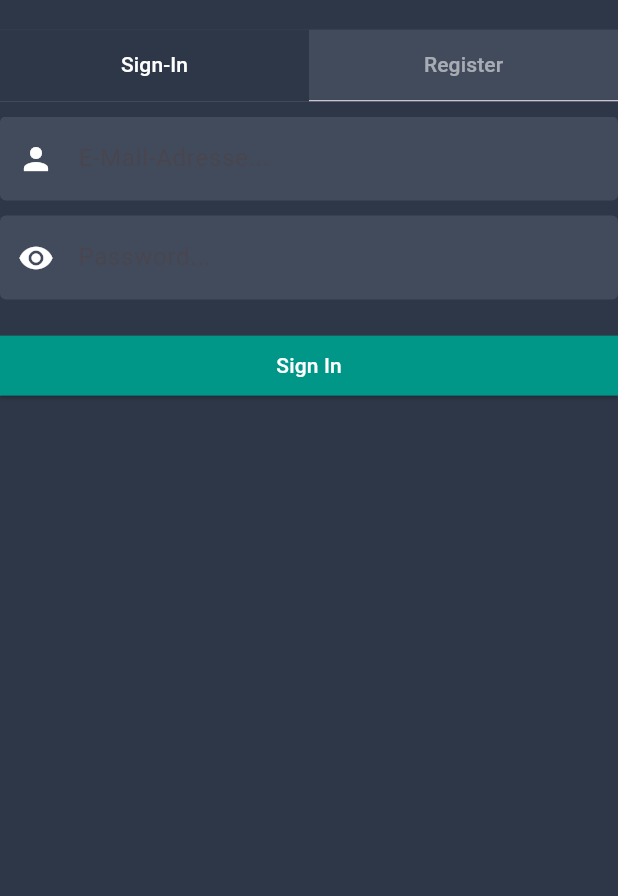
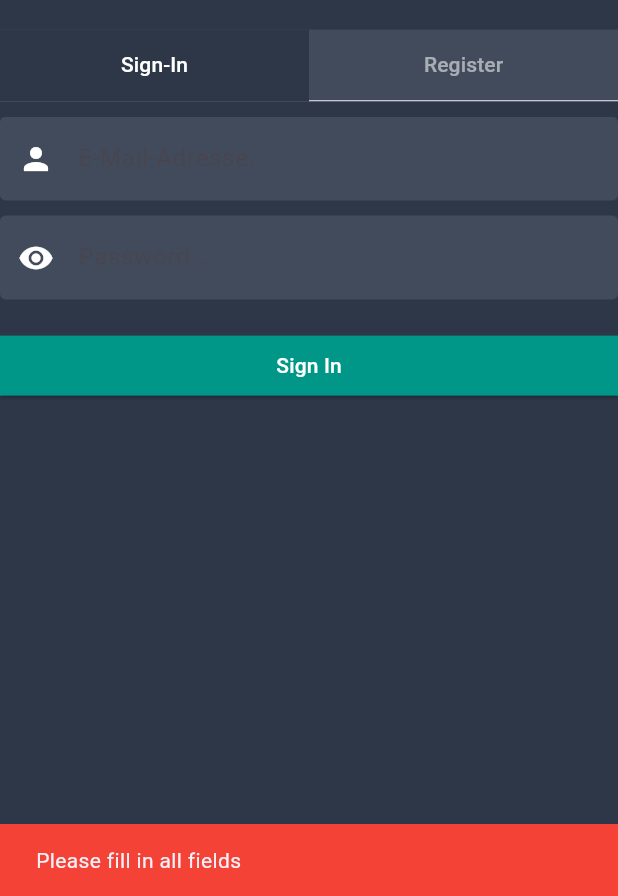
Before and after one commit to dralex03/portfoliopilot-client-app, a Flutter app: the screen it shows after launch, after a tap on "Sign In", on a phone screen of 412 x 824 dp, the part 340-1236 px from its top. Run offline on Flutter 3.47's test engine with Material 3 defaults, Android fonts, the phone set to English and light mode, and no system bars; our stand-ins replace flutter_secure_storage, get_it; project files that could hold a hidden picture were left out.

Commit message:
Feature: Display error message when form inputs are invalid or backend returns error

```diff
--- a/lib/controller/login_controller.dart
+++ b/lib/controller/login_controller.dart
@@ -1,41 +1,64 @@
 import 'dart:convert';
 
 import 'package:androidproject/app_config.dart';
-import 'package:androidproject/utils/http_error_handling.dart';
 import 'package:http/http.dart' as http;
 import 'package:flutter_secure_storage/flutter_secure_storage.dart';
+
+import '../utils/error_translator.dart';
 
 class LoginScreenController  {
   login(String email, String password) async {
     // Validate the input
+    if(email.isEmpty || password.isEmpty) {
+      return {
+        "success": false,
+        "message": ErrorTranslator.trans("empty_fields")
+      };
+    }
 
     // Send login request to backend
     final loginBody = {
       'email': email,
       'password': password
     };
-    var result = await http.post(Uri.parse('${AppConfig.apiUrl}/user/login'), body: jsonEncode(loginBody), headers: {"Content-Type": "application/json"});
+    var result;
+    result = await http.post(Uri.parse('${AppConfig.apiUrl}/user/login'), body: jsonEncode(loginBody), headers: {"Content-Type": "application/json"})
+      .timeout(const Duration(seconds: 5),
+        onTimeout: () {
+          return http.Response(jsonEncode({"message": "server_unreachable"}), 408);
+        }
+      );
 
     // Process the result of the http request
+    Map<String, dynamic> jsonBody = jsonDecode(result.body) as Map<String, dynamic>;
     if(result.statusCode == 200) {
       Map<String, dynamic> jsonBody = jsonDecode(result.body) as Map<String, dynamic>;
       const storage = FlutterSecureStorage();
       await storage.write(key: "token", value: jsonBody["auth_token"]);
       return {
         "success": true,
-        "message": "login_successful"
+        "message": ErrorTranslator.trans("login_successful")
       };
     } else {
-      return HttpErrorHandling.handleHttpError(result);
+      return {
+        "success": false,
+        "message": ErrorTranslator.trans(jsonBody["message"])
+      };
     }
   }
 
   register(String email, String password, String confirmPassword) async {
     // Validate the input
+    if(email.isEmpty || password.isEmpty || confirmPassword.isEmpty) {
+      return {
+        "success": false,
+        "message": ErrorTranslator.trans("empty_fields")
+      };
+    }
     if(password.compareTo(confirmPassword) != 0) {
       return {
         "success": false,
-        "message": "confirm_password_different"
+        "message": ErrorTranslator.trans("confirm_password_different")
       };
     }
 
@@ -44,11 +67,16 @@ class LoginScreenController  {
       'email': email,
       'password': password
     };
-    final result = await http.post(Uri.parse('${AppConfig.apiUrl}/user/register'), body: jsonEncode(registerBody), headers: {"Content-Type": "application/json"});
+    var result = await http.post(Uri.parse('${AppConfig.apiUrl}/user/register'), body: jsonEncode(registerBody), headers: {"Content-Type": "application/json"})
+      .timeout(const Duration(seconds: 5),
+        onTimeout: () {
+          return http.Response(jsonEncode({"message": "server_unreachable"}), 408);
+        }
+      );
 
     // Process the result of the http request
+    Map<String, dynamic> jsonBody = jsonDecode(result.body) as Map<String, dynamic>;
     if(result.statusCode == 201) {
-      Map<String, dynamic> jsonBody = jsonDecode(result.body) as Map<String, dynamic>;
       const storage = FlutterSecureStorage();
       await storage.write(key: "token", value: jsonBody["auth_token"]);
       return {
@@ -56,7 +84,10 @@ class LoginScreenController  {
         "message": "registration_successful"
       };
     } else {
-      return HttpErrorHandling.handleHttpError(result);
+      return {
+        "success": false,
+        "message": ErrorTranslator.trans(jsonBody["message"])
+      };
     }
   }
 }
--- /dev/null
+++ b/lib/utils/error_translator.dart
@@ -0,0 +1,11 @@
+class ErrorTranslator {
+  static Map<String, String> code_map = {
+    "server_unreachable": "Server is unreachable",
+    "confirm_password_different": "Password and confirm password are different",
+    "login_successful": "Login was successful",
+    "empty_fields": "Please fill in all fields"
+  };
+  static trans(String error_code) {
+    return (code_map.containsKey(error_code)) ? code_map[error_code] : error_code;
+  }
+}
--- a/lib/utils/http_error_handling.dart
+++ /dev/null
@@ -1,9 +0,0 @@
-import 'package:http/http.dart';
-
-class HttpErrorHandling  {
-  static handleHttpError(Response res) {
-    return {
-      "success": false
-    };
-  }
-}
--- a/lib/views/login/sign_in_view.dart
+++ b/lib/views/login/sign_in_view.dart
@@ -71,17 +71,24 @@ class SignInView extends StatelessWidget {
                   if(res["success"]) {
                     // TODO: Redirect to dashboard
                   } else {
-                    // TODO: Display error on page
+                    final snackBar = SnackBar(
+                      content: Text(res["message"]),
+                      backgroundColor: Colors.red,
+                    );
+
+                    // Find the ScaffoldMessenger in the widget tree
+                    // and use it to show a SnackBar
+                    ScaffoldMessenger.of(context).showSnackBar(snackBar);
                   }
                 },
                 style: ElevatedButton.styleFrom(
                   backgroundColor: Colors.teal, // Background color of the button
                   foregroundColor: Colors.white, // Text color of the button
-                  shape: RoundedRectangleBorder(
+                  shape: const RoundedRectangleBorder(
                     borderRadius: BorderRadius.zero, // Do not round the corners
                   ),
                 ),
-                child: Text('Sign In'),
+                child: const Text('Sign In'),
               ),
             ),
           ],
--- a/pubspec.yaml
+++ b/pubspec.yaml
@@ -35,6 +35,9 @@ dependencies:
   # The following adds the Cupertino Icons font to your application.
   # Use with the CupertinoIcons class for iOS style icons.
   cupertino_icons: ^1.0.6
+  http: ^1.2.1
+  flutter_secure_storage: ^9.2.2
+  get_it: ^7.7.0
 
 dev_dependencies:
   flutter_test:
```
Also changed, not shown: lib/views/login/register_view.dart (+8 -1 lines).
